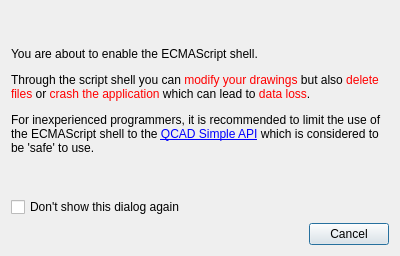
First picture: the form in scripts/Misc/MiscDevelopment/EcmaScriptShell/EcmaScriptShellDialog.ui, repository qcad/qcad, before the edit.
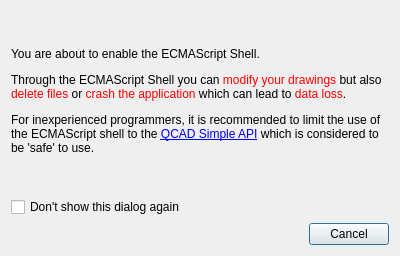
Second picture: the form after the edit.

Commit message: update script related warning dialogs

What changed in the file:
```diff
--- a/scripts/Misc/MiscDevelopment/EcmaScriptShell/EcmaScriptShellDialog.ui
+++ b/scripts/Misc/MiscDevelopment/EcmaScriptShell/EcmaScriptShellDialog.ui
@@ -32,7 +32,7 @@
       </sizepolicy>
      </property>
      <property name="text">
-      <string>&lt;html&gt;&lt;head/&gt;&lt;body&gt;&lt;p&gt;You are about to enable the ECMAScript shell.&lt;/p&gt;&lt;p&gt;Through the script shell you can &lt;span style=&quot; color:#ff0000;&quot;&gt;modify your drawings&lt;/span&gt; but also &lt;span style=&quot; color:#ff0000;&quot;&gt;delete files&lt;/span&gt; or &lt;span style=&quot; color:#ff0000;&quot;&gt;crash the application&lt;/span&gt; which can lead to &lt;span style=&quot; color:#ff0000;&quot;&gt;data loss&lt;/span&gt;.&lt;/p&gt;&lt;p&gt;For inexperienced programmers, it is recommended to limit the use of the ECMAScript shell to the &lt;a href=&quot;http://www.qcad.org/doc/qcad/latest/developer/group__ecma__simple.html&quot;&gt;&lt;span style=&quot; text-decoration: underline; color:#0000ff;&quot;&gt;QCAD Simple API&lt;/span&gt;&lt;/a&gt; which is considered to be 'safe' to use.&lt;/p&gt;&lt;/body&gt;&lt;/html&gt;</string>
+      <string>&lt;html&gt;&lt;head/&gt;&lt;body&gt;&lt;p&gt;You are about to enable the ECMAScript Shell.&lt;/p&gt;&lt;p&gt;Through the ECMAScript Shell you can &lt;span style=&quot; color:#ff0000;&quot;&gt;modify your drawings&lt;/span&gt; but also &lt;span style=&quot; color:#ff0000;&quot;&gt;delete files&lt;/span&gt; or &lt;span style=&quot; color:#ff0000;&quot;&gt;crash the application&lt;/span&gt; which can lead to &lt;span style=&quot; color:#ff0000;&quot;&gt;data loss&lt;/span&gt;.&lt;/p&gt;&lt;p&gt;For inexperienced programmers, it is recommended to limit the use of the ECMAScript shell to the &lt;a href=&quot;http://www.qcad.org/doc/qcad/latest/developer/group__ecma__simple.html&quot;&gt;&lt;span style=&quot; text-decoration: underline; color:#0000ff;&quot;&gt;QCAD Simple API&lt;/span&gt;&lt;/a&gt; which is considered to be 'safe' to use.&lt;/p&gt;&lt;/body&gt;&lt;/html&gt;</string>
      </property>
      <property name="wordWrap">
       <bool>true</bool>
```
The commit also changes 2 other files.
